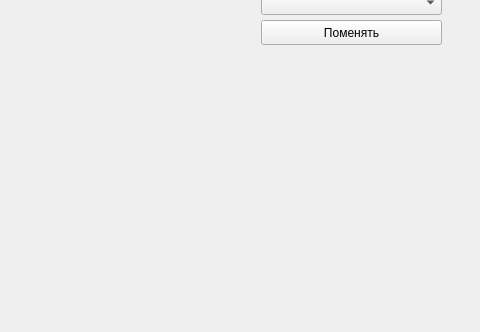
LeadNess/TroopsReview, file test.ui: the form before one commit; both pictures show x 559 to 1039 and y 110 to 442 of the 1039 by 757 pixel window.
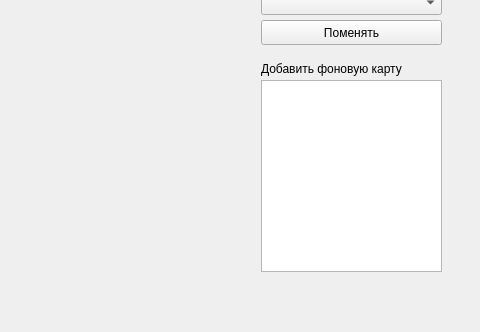
The form after the commit. Icons and pictures are not drawn.

The edit to the form file:
```diff
--- a/test.ui
+++ b/test.ui
@@ -88,6 +88,29 @@
      </rect>
     </property>
    </widget>
+   <widget class="QLabel" name="label">
+    <property name="geometry">
+     <rect>
+      <x>820</x>
+      <y>170</y>
+      <width>181</width>
+      <height>17</height>
+     </rect>
+    </property>
+    <property name="text">
+     <string>Добавить фоновую карту</string>
+    </property>
+   </widget>
+   <widget class="QTreeView" name="treeView">
+    <property name="geometry">
+     <rect>
+      <x>820</x>
+      <y>190</y>
+      <width>181</width>
+      <height>192</height>
+     </rect>
+    </property>
+   </widget>
   </widget>
   <widget class="QMenuBar" name="menubar">
    <property name="geometry">
```
